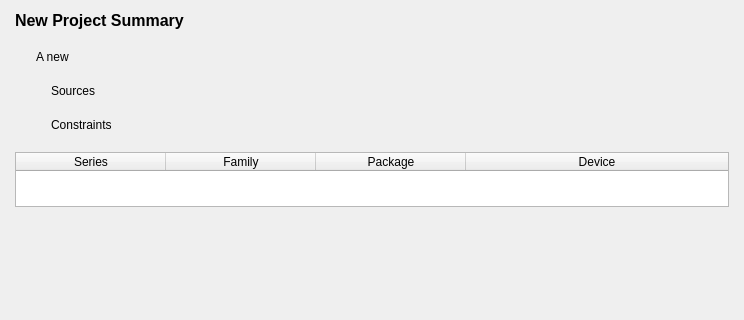
This is src/NewProject/summary_form.ui in os-fpga/FOEDAG as Qt 5 draws it before an edit; both pictures show x 0 to 744 and y 0 to 320 of the 744 by 598 pixel window. The edited form follows.
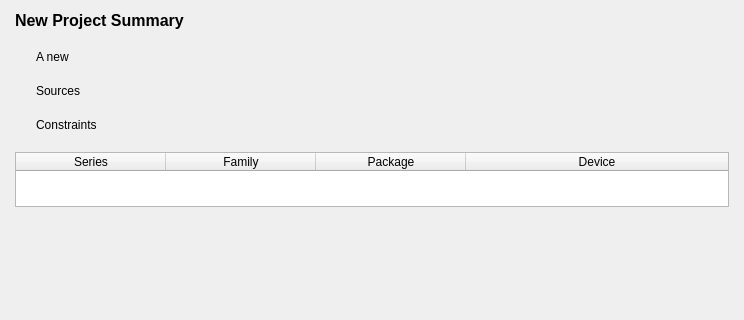
This is the edited form.

Commit message: [RG-111]Fix alignment of summary tab

Patch:
```diff
--- a/src/NewProject/summary_form.ui
+++ b/src/NewProject/summary_form.ui
@@ -79,7 +79,7 @@
       <number>0</number>
      </property>
      <property name="leftMargin">
-      <number>15</number>
+      <number>0</number>
      </property>
      <item>
       <widget class="QLabel" name="m_labelSourcesPic">
@@ -109,7 +109,7 @@
       <number>0</number>
      </property>
      <property name="leftMargin">
-      <number>15</number>
+      <number>0</number>
      </property>
      <item>
       <widget class="QLabel" name="m_labelConstraintsPic">
```
